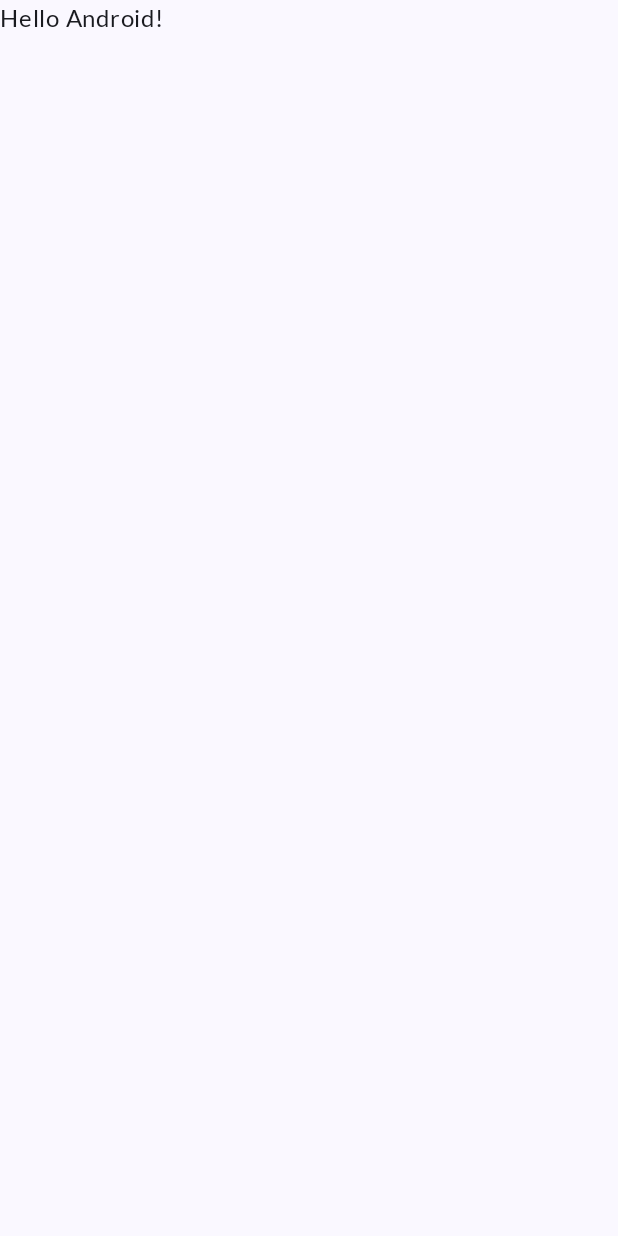
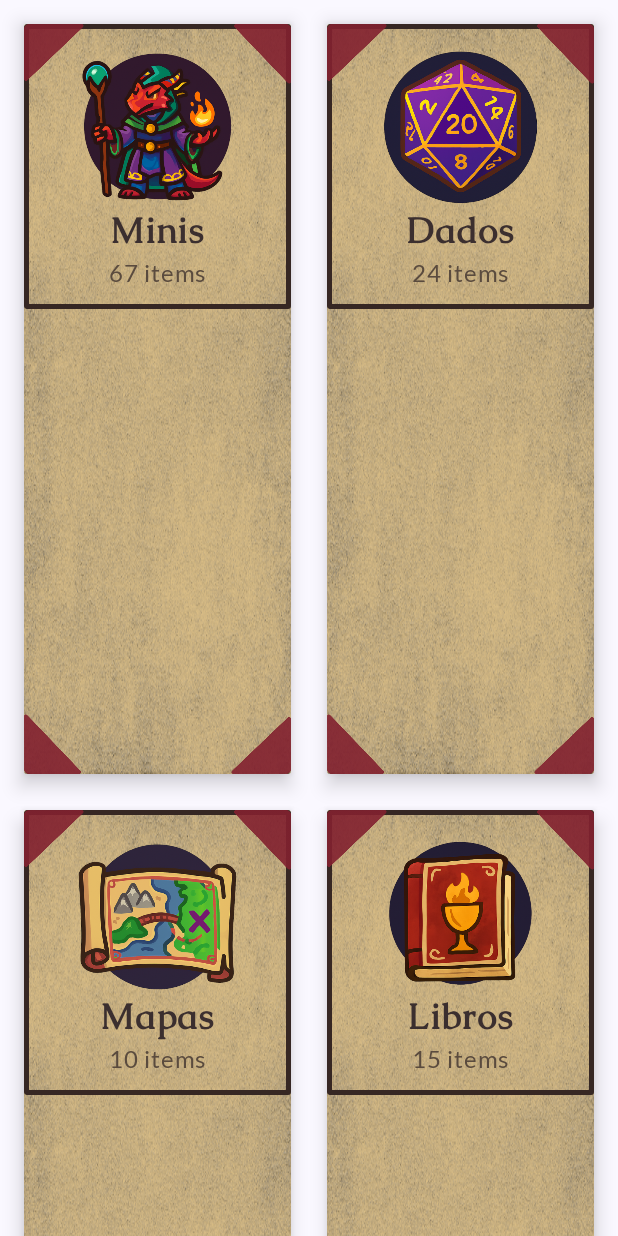
Before and after one commit to MeyrForge/BagOfHolding-DMsVault, an Android app built with Jetpack Compose: the screen it shows after launch (MainActivity), on a phone screen of 412 x 824 dp. Before the commit the screen is almost empty. Run offline under Robolectric (Android 15) with nearby library versions, the light colour scheme and no system bars; our stand-ins replace Dagger/Hilt's generated code.

Commit message:
starting add item

```diff
--- a/app/src/main/AndroidManifest.xml
+++ b/app/src/main/AndroidManifest.xml
@@ -2,7 +2,10 @@
 <manifest xmlns:android="http://schemas.android.com/apk/res/android"
     xmlns:tools="http://schemas.android.com/tools">
 
+    <uses-permission android:name="android.permission.INTERNET" />
+
     <application
+        android:name=".BagOfHoldingApplication"
         android:allowBackup="true"
         android:dataExtractionRules="@xml/data_extraction_rules"
         android:fullBackupContent="@xml/backup_rules"
--- /dev/null
+++ b/app/src/main/java/com/meyrforge/bagofholdingdmsvault/BagOfHoldingApplication.kt
@@ -0,0 +1,8 @@
+package com.meyrforge.bagofholdingdmsvault
+
+import android.app.Application
+import dagger.hilt.android.HiltAndroidApp
+
+@HiltAndroidApp
+class BagOfHoldingApplication: Application() {
+}
--- a/app/src/main/java/com/meyrforge/bagofholdingdmsvault/MainActivity.kt
+++ b/app/src/main/java/com/meyrforge/bagofholdingdmsvault/MainActivity.kt
@@ -4,6 +4,7 @@
 import androidx.activity.ComponentActivity
 import androidx.activity.compose.setContent
 import androidx.activity.enableEdgeToEdge
+import androidx.compose.foundation.layout.Box
 import androidx.compose.foundation.layout.fillMaxSize
 import androidx.compose.foundation.layout.padding
 import androidx.compose.material3.Scaffold
@@ -11,6 +12,11 @@
 import androidx.compose.runtime.Composable
 import androidx.compose.ui.Modifier
 import androidx.compose.ui.tooling.preview.Preview
+import androidx.navigation.compose.NavHost
+import androidx.navigation.compose.composable
+import androidx.navigation.compose.rememberNavController
+import com.meyrforge.bagofholdingdmsvault.common.Screen
+import com.meyrforge.bagofholdingdmsvault.feature_home.presentation.HomeScreen
 import com.meyrforge.bagofholdingdmsvault.ui.theme.BagOfHoldingDMsVaultTheme
 
 class MainActivity : ComponentActivity() {
@@ -19,29 +25,22 @@
         enableEdgeToEdge()
         setContent {
             BagOfHoldingDMsVaultTheme {
+                val navController = rememberNavController()
                 Scaffold(modifier = Modifier.fillMaxSize()) { innerPadding ->
-                    Greeting(
-                        name = "Android",
+                    Box(
                         modifier = Modifier.padding(innerPadding)
-                    )
+                    ){
+                        NavHost(
+                            navController = navController,
+                            startDestination = Screen.Home.route
+                        ) {
+                            composable(route = Screen.Home.route) {
+                                HomeScreen()
+                            }
+                        }
+                    }
                 }
             }
         }
     }
 }
-
-@Composable
-fun Greeting(name: String, modifier: Modifier = Modifier) {
-    Text(
-        text = "Hello $name!",
-        modifier = modifier
-    )
-}
-
-@Preview(showBackground = true)
-@Composable
-fun GreetingPreview() {
-    BagOfHoldingDMsVaultTheme {
-        Greeting("Android")
-    }
-}
--- /dev/null
+++ b/app/src/main/java/com/meyrforge/bagofholdingdmsvault/common/Screen.kt
@@ -0,0 +1,11 @@
+package com.meyrforge.bagofholdingdmsvault.common
+
+sealed class Screen(val route: String){
+    data object Home: Screen("home_screen")
+    data object Minis: Screen("minis_screen")
+    data object Dices: Screen("dices_screen")
+    data object Maps: Screen("maps_screen")
+    data object Books: Screen("books_screen")
+    data object Props: Screen("props_screen")
+    data object Other: Screen("other_screen")
+}
--- /dev/null
+++ b/app/src/main/java/com/meyrforge/bagofholdingdmsvault/feature_home/presentation/HomeScreen.kt
@@ -0,0 +1,45 @@
+package com.meyrforge.bagofholdingdmsvault.feature_home.presentation
+
+import androidx.compose.foundation.layout.Arrangement
+import androidx.compose.foundation.layout.PaddingValues
+import androidx.compose.foundation.lazy.grid.GridCells
+import androidx.compose.foundation.lazy.grid.LazyVerticalGrid
+import androidx.compose.foundation.lazy.grid.items
+import androidx.compose.runtime.Composable
+import androidx.compose.ui.unit.dp
+import com.meyrforge.bagofholdingdmsvault.R
+import com.meyrforge.bagofholdingdmsvault.feature_home.presentation.components.CategoryCard
+
+data class Category(
+    val name: String,
+    val count: Int,
+    val imageRes: Int
+)
+
+@Composable
+fun HomeScreen(){
+    val categories = listOf(
+        Category("Minis", 67, R.drawable.ic_minis),
+        Category("Dados", 24, R.drawable.ic_dices),
+        Category("Mapas", 10, R.drawable.ic_maps),
+        Category("Libros", 15, R.drawable.ic_books),
+        Category("Props", 8, R.drawable.ic_props),
+        Category("Otros", 3, R.drawable.ic_other)
+    )
+    LazyVerticalGrid(
+        columns = GridCells.Fixed(2),
+        contentPadding = PaddingValues(8.dp),
+        verticalArrangement = Arrangement.spacedBy(8.dp),
+        horizontalArrangement = Arrangement.spacedBy(8.dp)
+    ) {
+        items(categories) { category ->
+            CategoryCard(
+                title = category.name,
+                itemCount = category.count,
+                imageRes = category.imageRes,
+                onClick = { }
+            )
+        }
+    }
+
+}
--- a/build.gradle.kts
+++ b/build.gradle.kts
@@ -3,4 +3,6 @@
     alias(libs.plugins.android.application) apply false
     alias(libs.plugins.kotlin.android) apply false
     alias(libs.plugins.kotlin.compose) apply false
+    id("com.google.dagger.hilt.android") version "2.57.1" apply false
+    id("com.google.devtools.ksp") version "2.0.21-1.0.27" apply false
 }
```
Also changed, not shown: app/build.gradle.kts (+22 -1 lines), app/src/main/java/com/meyrforge/bagofholdingdmsvault/common/Category.kt (added, +10 -0 lines), app/src/main/java/com/meyrforge/bagofholdingdmsvault/common/Converters.kt (added, +22 -0 lines), app/src/main/java/com/meyrforge/bagofholdingdmsvault/common/data/BagOfHoldingDatabase.kt (added, +13 -0 lines), app/src/main/java/com/meyrforge/bagofholdingdmsvault/common/data/entities/ItemEntity.kt (added, +15 -0 lines), app/src/main/java/com/meyrforge/bagofholdingdmsvault/di/AppModule.kt (added, +25 -0 lines), app/src/main/java/com/meyrforge/bagofholdingdmsvault/feature_create_item/presentation/CreateItemScreen.kt (added, +137 -0 lines), app/src/main/java/com/meyrforge/bagofholdingdmsvault/feature_home/presentation/components/CategoryCardComponent.kt (+1 -7 lines), gradle/libs.versions.toml (+27 -6 lines), app/src/main/res/drawable/no_photo_available.png (added).
